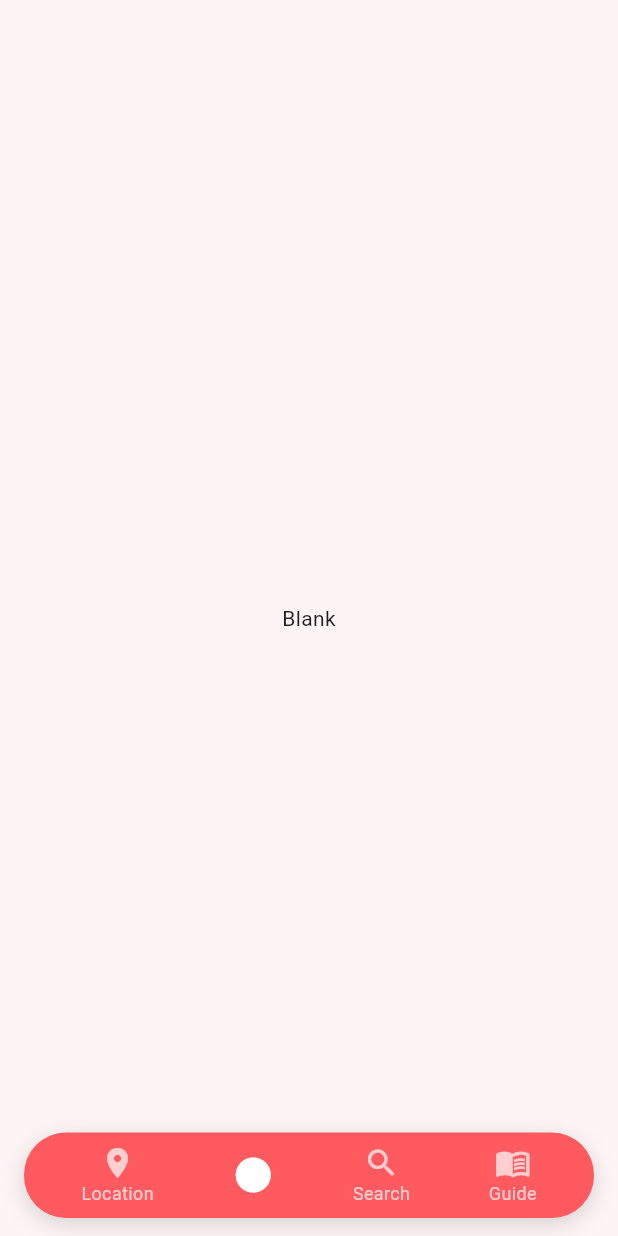
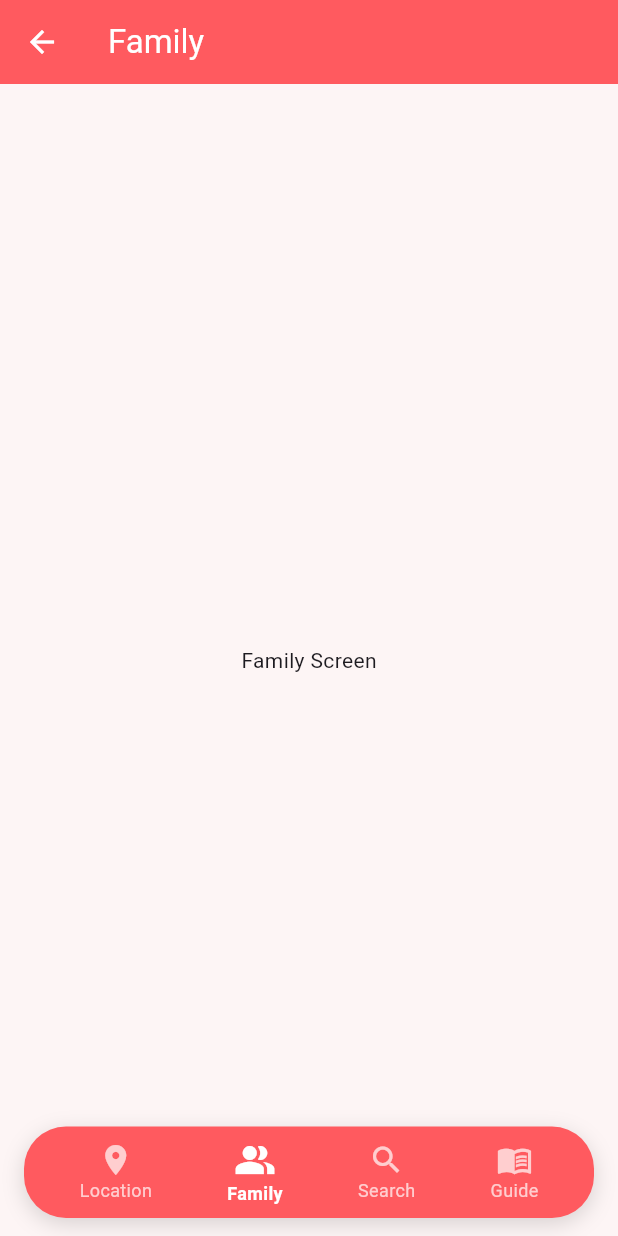
Before and after one commit to shreysircar/Aegis, a Flutter app: the HomeScreen screen opened by its route, item 2 of the bottom bar chosen, on a phone screen of 412 x 824 dp. Run offline on Flutter 3.47's test engine with Material 3 defaults, Android fonts, the phone set to English and light mode, and no system bars.

Commit message:
new screen

```diff
--- a/lib/core/widgets/bottom_nav_bar.dart
+++ b/lib/core/widgets/bottom_nav_bar.dart
@@ -32,7 +32,7 @@ class CustomBottomNavBar extends StatelessWidget {
           mainAxisAlignment: MainAxisAlignment.spaceAround,
           children: [
             _buildNavItem(Icons.location_on, "Location", 0),
-            _buildNavItem(Icons.circle, "", 1), // reserved blank
+            _buildNavItem(Icons.people_alt, "Family", 1),
             _buildNavItem(Icons.search, "Search", 2),
             _buildNavItem(Icons.menu_book, "Guide", 3),
           ],
--- /dev/null
+++ b/lib/features/home/screens/family_screen.dart
@@ -0,0 +1,13 @@
+import 'package:flutter/material.dart';
+
+class FamilyScreen extends StatelessWidget {
+  const FamilyScreen({super.key});
+
+  @override
+  Widget build(BuildContext context) {
+    return Scaffold(
+      appBar: AppBar(title: const Text("Family")),
+      body: const Center(child: Text("Family Screen")),
+    );
+  }
+}
--- a/lib/features/home/screens/home_screen.dart
+++ b/lib/features/home/screens/home_screen.dart
@@ -3,7 +3,7 @@ import '../../../../core/widgets/bottom_nav_bar.dart';
 import 'location_screen.dart';
 import 'search_screen.dart';
 import 'guide_screen.dart';
-
+import 'family_screen.dart';
 class HomeScreen extends StatefulWidget {
   const HomeScreen({super.key});
 
@@ -16,7 +16,7 @@ class _HomeScreenState extends State<HomeScreen> {
 
   final List<Widget> _screens = [
     const LocationScreen(),
-    const Center(child: Text("Blank")), // reserved
+    const FamilyScreen(),
     const SearchScreen(),
     const GuideScreen(),
   ];
```
